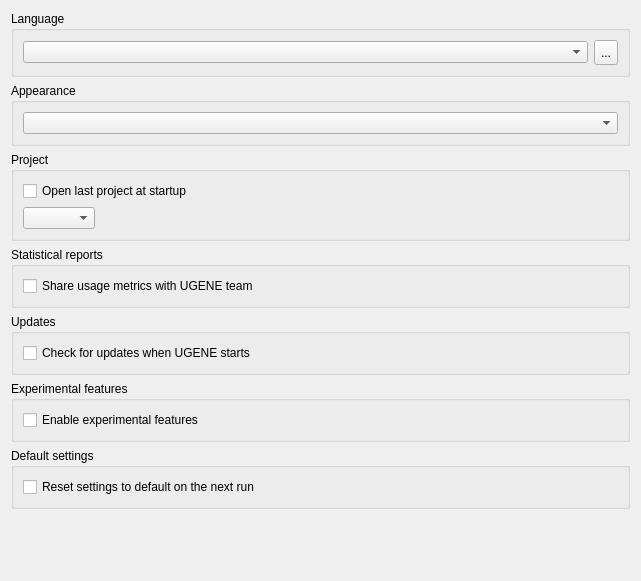
Qt form src/ugeneui/src/app_settings/user_apps_settings/UserApplicationsSettingsWidget.ui (ugeneunipro/ugene) before a commit.
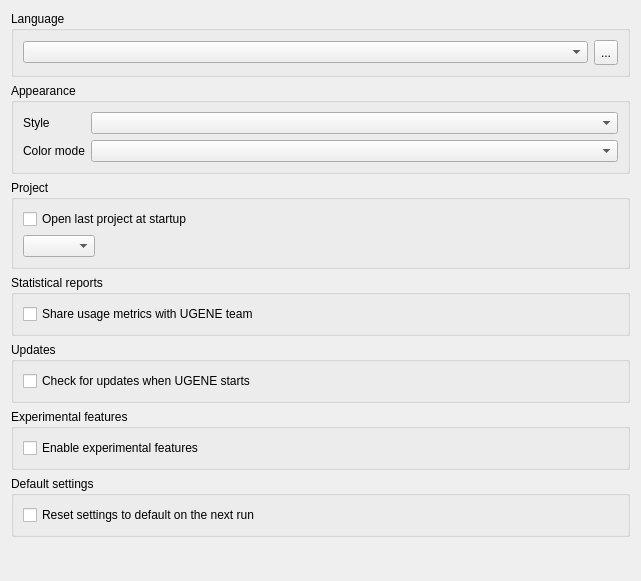
The same form after that commit.

```diff
--- a/src/ugeneui/src/app_settings/user_apps_settings/UserApplicationsSettingsWidget.ui
+++ b/src/ugeneui/src/app_settings/user_apps_settings/UserApplicationsSettingsWidget.ui
@@ -50,10 +50,27 @@
      <property name="title">
       <string>Appearance</string>
      </property>
-     <layout class="QHBoxLayout" name="horizontalLayout_2">
-      <item>
+     <layout class="QFormLayout" name="formLayout">
+      <item row="0" column="1">
        <widget class="QComboBox" name="styleCombo"/>
       </item>
+      <item row="0" column="0">
+       <widget class="QLabel" name="label">
+        <property name="text">
+         <string>Style</string>
+        </property>
+       </widget>
+      </item>
+      <item row="1" column="0">
+       <widget class="QLabel" name="label_2">
+        <property name="text">
+         <string>Color mode</string>
+        </property>
+       </widget>
+      </item>
+      <item row="1" column="1">
+       <widget class="QComboBox" name="colorModeCombo"/>
+      </item>
      </layout>
     </widget>
    </item>
```
